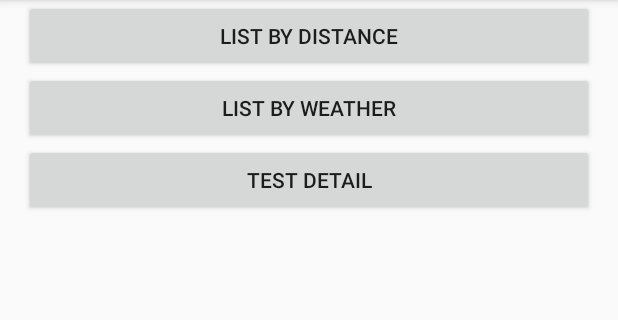
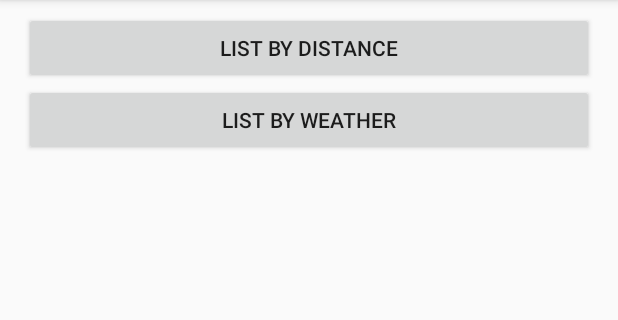
Before and after one commit to MSE-MobOP/Ski-Compass, an Android app: the screen it shows after launch (MainActivity), on a phone screen of 412 x 824 dp, the part 84-404 px from its top. Run offline under Robolectric (Android 15) with nearby library versions, the phone set to English and light mode, and no system bars.

Commit message:
Layouts improved

```diff
--- a/app/src/main/java/mobop/skicompass/MainActivity.java
+++ b/app/src/main/java/mobop/skicompass/MainActivity.java
@@ -95,11 +95,6 @@ public class MainActivity extends AppCompatActivity implements LocationListener
         startActivity(intent);
     }
 
-    public void testDetail(View v) {
-        Intent intent = new Intent(this, DetailActivity.class);
-        startActivity(intent);
-    }
-
     @Override
     public void onLocationChanged(Location location) {
         // Called when new Location is found
--- a/app/src/main/res/layout/activity_main.xml
+++ b/app/src/main/res/layout/activity_main.xml
@@ -4,7 +4,8 @@
     android:layout_height="match_parent"
     android:orientation="vertical"
     android:paddingLeft="16dp"
-    android:paddingRight="16dp">
+    android:paddingRight="16dp"
+    android:paddingTop="8dp">
 
     <Button
         android:id="@+id/listDistanceButton"
@@ -22,12 +23,4 @@
         android:onClick="listByWeather"
         android:text="List by Weather"/>
 
-    <Button
-        android:id="@+id/detailButton"
-        android:layout_width="match_parent"
-        android:layout_height="wrap_content"
-        android:gravity="center"
-        android:onClick="testDetail"
-        android:text="Test Detail"/>
-
 </LinearLayout>
--- a/app/src/main/res/layout/detail_layout.xml
+++ b/app/src/main/res/layout/detail_layout.xml
@@ -84,12 +84,14 @@
     <Button
         android:layout_width="match_parent"
         android:layout_height="wrap_content"
-        android:text="@string/detailWebButtonName"/>
+        android:text="@string/detailWebButtonName"
+        android:onClick="createMapIntent" />
 
     <Button
         android:layout_width="match_parent"
         android:layout_height="wrap_content"
-        android:text="@string/detailNavButtonName" />
+        android:text="@string/detailNavButtonName"
+        android:onClick="createWebIntent" />
 
     <TextView
         android:id="@+id/detailText"
```
